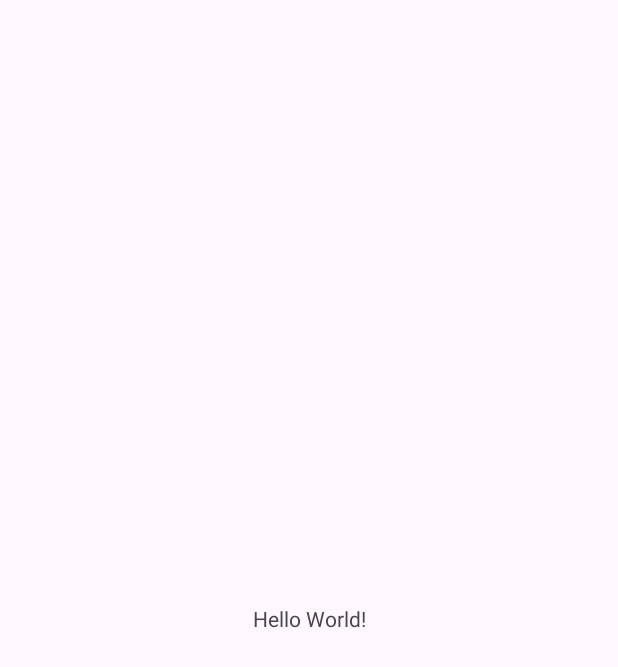
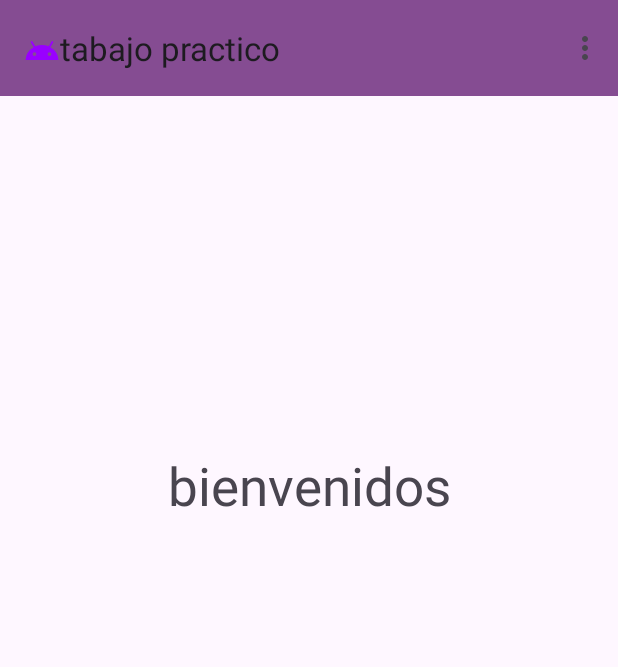
Before and after one commit to lucianorodriguez1/dbz_api, an Android app: the MainActivity screen opened directly, with no data from a screen before it, on a phone screen of 412 x 824 dp. Before the commit the part shown is almost empty. Shown: the top 667 px of the screen. Run offline under Robolectric (Android 15) with nearby library versions, the phone set to English and light mode, and no system bars.

Commit message:
agregar toolbar y menu

```diff
--- a/app/src/main/java/com/example/dbz_api/MainActivity.kt
+++ b/app/src/main/java/com/example/dbz_api/MainActivity.kt
@@ -1,12 +1,18 @@
 package com.example.dbz_api
 
+import android.content.Intent
 import android.os.Bundle
+import android.os.PersistableBundle
+import android.view.Menu
+import android.view.MenuItem
 import androidx.activity.enableEdgeToEdge
 import androidx.appcompat.app.AppCompatActivity
+import androidx.appcompat.widget.Toolbar
 import androidx.core.view.ViewCompat
 import androidx.core.view.WindowInsetsCompat
 
 class MainActivity : AppCompatActivity() {
+    lateinit var toolbar: Toolbar
     override fun onCreate(savedInstanceState: Bundle?) {
         super.onCreate(savedInstanceState)
         enableEdgeToEdge()
@@ -16,5 +22,23 @@ class MainActivity : AppCompatActivity() {
             v.setPadding(systemBars.left, systemBars.top, systemBars.right, systemBars.bottom)
             insets
         }
+        toolbar = findViewById(R.id.toolbar)
+        setSupportActionBar(toolbar)
+        toolbar.setLogo(R.drawable.ic_android_black_24dp)
+        supportActionBar!!.title="tabajo practico"
+
+
+
+        }
+    override fun onCreateOptionsMenu(menu: Menu?): Boolean {
+        menuInflater.inflate(R.menu.main_menu,menu)
+        return super.onCreateOptionsMenu(menu)
+    }
+    override fun onOptionsItemSelected(item: MenuItem): Boolean {
+        if (item.itemId == R.id.item_listado) {
+            val intent = Intent(this, ListadoPersonajesDbz::class.java)
+            startActivity(intent)
+        }
+        return super.onOptionsItemSelected(item)
     }
 }
--- /dev/null
+++ b/app/src/main/res/drawable/ic_android_black_24dp.xml
@@ -0,0 +1,5 @@
+<vector xmlns:android="http://schemas.android.com/apk/res/android" android:height="24dp" android:tint="#9900FF" android:viewportHeight="24" android:viewportWidth="24" android:width="24dp">
+
+    <path android:fillColor="#FF000000" android:pathData="M17.6,11.48 L19.44,8.3a0.63,0.63 0,0 0,-1.09 -0.63l-1.88,3.24a11.43,11.43 0,0 0,-8.94 0L5.65,7.67a0.63,0.63 0,0 0,-1.09 0.63L6.4,11.48A10.81,10.81 0,0 0,1 20L23,20A10.81,10.81 0,0 0,17.6 11.48ZM7,17.25A1.25,1.25 0,1 1,8.25 16,1.25 1.25,0 0,1 7,17.25ZM17,17.25A1.25,1.25 0,1 1,18.25 16,1.25 1.25,0 0,1 17,17.25Z"/>
+
+</vector>
--- a/app/src/main/res/layout/activity_informacion_de_personaje.xml
+++ b/app/src/main/res/layout/activity_informacion_de_personaje.xml
@@ -8,6 +8,10 @@
     tools:context=".InformacionDePersonaje">
 
     <!-- ID -->
+    <include
+        android:id="@+id/toolbar"
+        layout="@layout/primary_layout"
+        />
     <TextView
         android:id="@+id/id_label"
         android:layout_width="wrap_content"
@@ -15,7 +19,7 @@
         android:text="ID:"
         app:layout_constraintTop_toTopOf="parent"
         app:layout_constraintStart_toStartOf="parent"
-        android:layout_marginTop="16dp"
+        android:layout_marginTop="65dp"
         android:layout_marginStart="16dp" />
 
     <TextView
--- a/app/src/main/res/layout/activity_login.xml
+++ b/app/src/main/res/layout/activity_login.xml
@@ -9,6 +9,10 @@
     android:orientation="vertical"
     android:gravity="center_horizontal"
     >
+    <include
+    android:id="@+id/toolbar"
+        layout="@layout/primary_layout"
+        />
     <TextView
         android:layout_width="wrap_content"
         android:layout_height="wrap_content"
--- a/app/src/main/res/layout/activity_main.xml
+++ b/app/src/main/res/layout/activity_main.xml
@@ -6,14 +6,19 @@
     android:layout_width="match_parent"
     android:layout_height="match_parent"
     tools:context=".MainActivity">
+    <include
+        android:id="@+id/toolbar"
+        layout="@layout/primary_layout"
+        />
 
     <TextView
+        android:layout_marginTop="300dp"
         android:layout_width="wrap_content"
         android:layout_height="wrap_content"
-        android:text="Hello World!"
-        app:layout_constraintBottom_toBottomOf="parent"
-        app:layout_constraintEnd_toEndOf="parent"
+        android:text="@string/saludo"
+        android:textSize="35sp"
+        app:layout_constraintTop_toTopOf="parent"
         app:layout_constraintStart_toStartOf="parent"
-        app:layout_constraintTop_toTopOf="parent" />
+        app:layout_constraintEnd_toEndOf="parent" />
 
 </androidx.constraintlayout.widget.ConstraintLayout>
--- a/app/src/main/res/layout/activity_register.xml
+++ b/app/src/main/res/layout/activity_register.xml
@@ -6,7 +6,10 @@
     android:layout_width="match_parent"
     android:layout_height="wrap_content"
     android:orientation="vertical">
-
+    <include
+        android:id="@+id/toolbar"
+        layout="@layout/primary_layout"
+        />
     <EditText
         android:id="@+id/editTextNombre"
         android:layout_width="match_parent"
--- a/app/src/main/res/layout/activity_terminos_condiciones.xml
+++ b/app/src/main/res/layout/activity_terminos_condiciones.xml
@@ -7,7 +7,10 @@
     android:layout_height="match_parent"
     android:orientation="vertical"
     tools:context=".TerminosCondiciones">
-
+    <include
+        android:id="@+id/toolbar"
+        layout="@layout/primary_layout"
+        />
     <TextView
         android:layout_width="match_parent"
         android:layout_height="wrap_content"
--- /dev/null
+++ b/app/src/main/res/layout/primary_layout.xml
@@ -0,0 +1,9 @@
+<?xml version="1.0" encoding="utf-8"?>
+<androidx.appcompat.widget.Toolbar xmlns:android="http://schemas.android.com/apk/res/android"
+    android:layout_width="match_parent"
+    android:layout_height="wrap_content"
+    android:background="@color/mi_color"
+    android:elevation="8dp"
+    android:layout_marginBottom="15dp">
+
+</androidx.appcompat.widget.Toolbar>
--- /dev/null
+++ b/app/src/main/res/menu/main_menu.xml
@@ -0,0 +1,8 @@
+<?xml version="1.0" encoding="utf-8"?>
+<menu xmlns:android="http://schemas.android.com/apk/res/android"
+    xmlns:app="http://schemas.android.com/apk/res-auto">
+<item
+    android:id="@+id/item_listado"
+    android:title="@string/item_listado"
+    app:showAsAction="never"/>
+</menu>
--- a/app/src/main/res/values/colors.xml
+++ b/app/src/main/res/values/colors.xml
@@ -2,4 +2,6 @@
 <resources>
     <color name="black">#FF000000</color>
     <color name="white">#FFFFFFFF</color>
+    <color name="mi_color">#854C92</color>
+
 </resources>
--- a/app/src/main/res/values/strings.xml
+++ b/app/src/main/res/values/strings.xml
@@ -1,3 +1,6 @@
 <resources>
     <string name="app_name">dbz_api</string>
+    <string name="item_listado">lista de personajes</string>
+    <string name="saludo">bienvenidos</string>
+    <string name="titulo">dbdz api</string>
 </resources>
```
Also changed, not shown: app/src/main/java/com/example/dbz_api/InformacionDePersonaje.kt (+7 -0 lines), app/src/main/java/com/example/dbz_api/LoginActivity.kt (+8 -2 lines), app/src/main/java/com/example/dbz_api/RegisterActivity.kt (+6 -1 lines), app/src/main/java/com/example/dbz_api/TerminosCondiciones.kt (+6 -1 lines).
